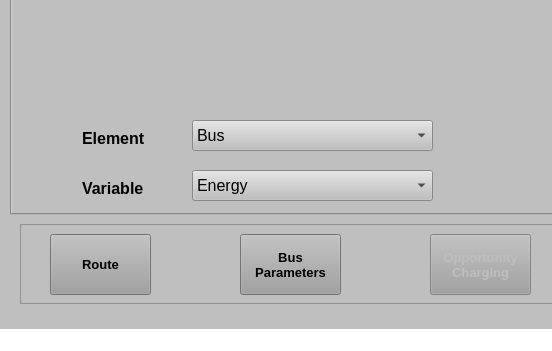
This is UI/InterfaceOpportunity.ui in Potter-Gryffindor/Proyecto-Final as Qt 5 draws it before an edit; both pictures show x 0 to 552 and y 335 to 686 of the 967 by 686 pixel window. The edited form follows.
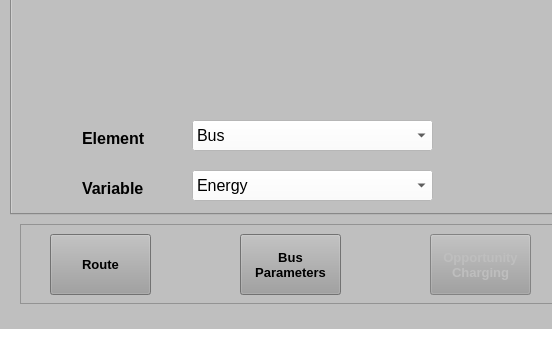
This is the edited form. The open tabs and pages were chosen to show the change. Icons and pictures are not drawn.

The edit to the form file:
```diff
--- a/UI/InterfaceOpportunity.ui
+++ b/UI/InterfaceOpportunity.ui
@@ -1099,6 +1099,9 @@
       <property name="statusTip">
        <string>Choose the element that prefer analyze</string>
       </property>
+      <property name="styleSheet">
+       <string notr="true">background-color: rgb(255, 255, 255);</string>
+      </property>
       <item>
        <property name="text">
         <string>Bus</string>
@@ -1128,6 +1131,9 @@
       <property name="statusTip">
        <string>Choose the variable prefer to graph</string>
       </property>
+      <property name="styleSheet">
+       <string notr="true">background-color: rgb(255, 255, 255);</string>
+      </property>
       <item>
        <property name="text">
         <string>Energy</string>
```
Left out of the diff: 8 changed lines with no effect on the pictures.
